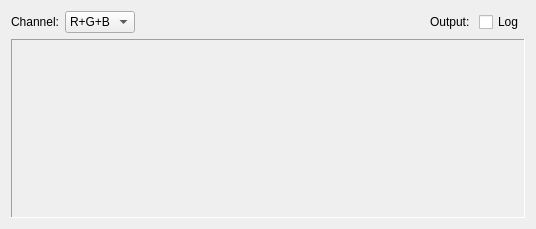
First picture: the form in qtgui/histogram.ui, repository sungsoo/luxrender-lux, before the edit.
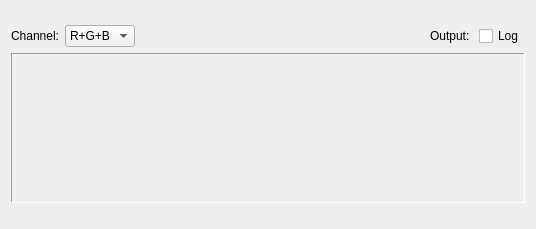
Second picture: the form after the edit.

Commit message: Giving histogram-pane a constant heigh, cause the histogram itself is always same size

```diff
--- a/qtgui/histogram.ui
+++ b/qtgui/histogram.ui
@@ -94,6 +94,12 @@
          <height>150</height>
         </size>
        </property>
+       <property name="maximumSize">
+        <size>
+         <width>16777215</width>
+         <height>150</height>
+        </size>
+       </property>
        <property name="frameShape">
         <enum>QFrame::Panel</enum>
        </property>
```
